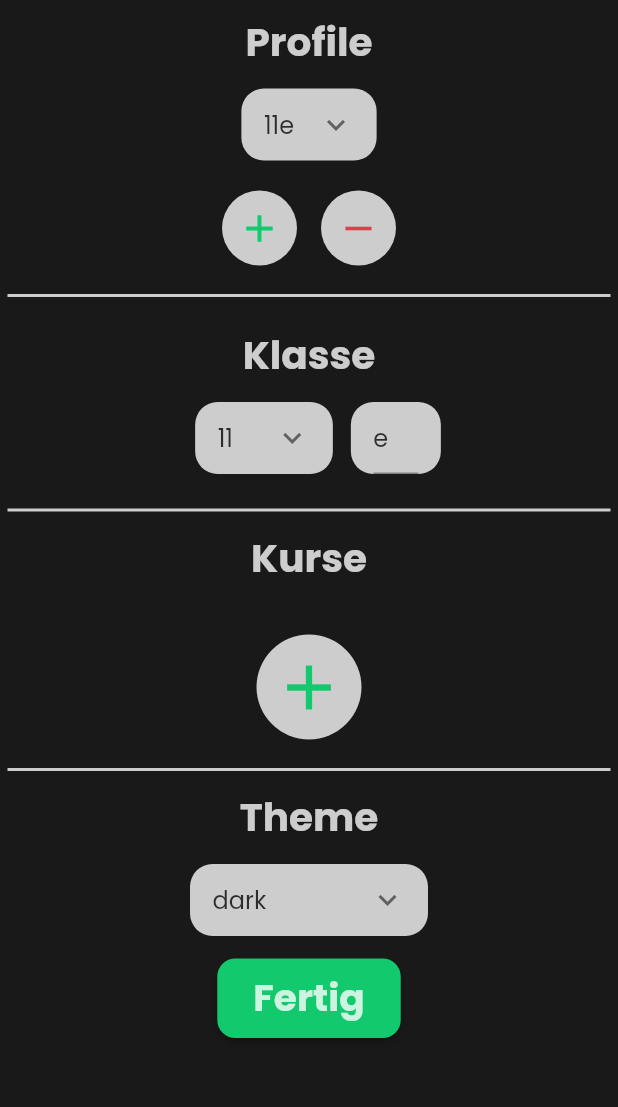
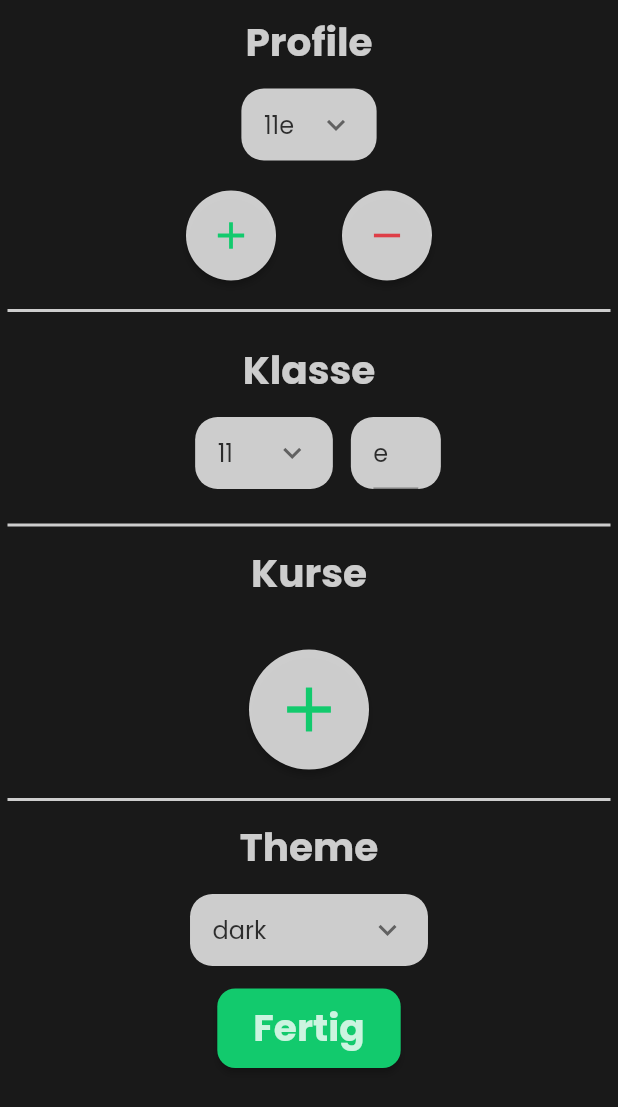
Before and after one commit to RedstoneMedia/HAG-Timetable-App, a Flutter app: the screen it shows after launch, on a phone screen of 412 x 824 dp. Shown: the top 1107 px of the screen. Run offline on Flutter 3.47's test engine with Material 2 defaults, Android fonts, the phone set to English and light mode, and no system bars; our stand-ins replace connectivity, google_fonts, package_info, pull_to_refresh, shared_preferences, tuple and 1 more.

Commit message:
Fixed some visual glitches

```diff
--- a/lib/pages/setup_page.dart
+++ b/lib/pages/setup_page.dart
@@ -208,16 +208,13 @@ class _SetupPageState extends State<SetupPage> {
                   children: [
                     Padding(
                       padding: const EdgeInsets.all(8.0),
-                      child: Container(
-                        decoration: BoxDecoration(
-                            color: sharedState.theme.textColor,
-                            borderRadius: BorderRadius.circular(100)),
-                        child: InkWell(
-                          onTap: () {
+                      child: MaterialButton(
+                        onPressed: () {
                           addProfile();
                         },
-                          child: Padding(
-                            padding: EdgeInsets.all(10.0),
+                        color: sharedState.theme.textColor,
+                        padding: EdgeInsets.all(15.0),
+                        shape: CircleBorder(),
                         child: Icon(
                           Icons.add,
                           color: sharedState.theme.subjectColor,
@@ -225,26 +222,19 @@ class _SetupPageState extends State<SetupPage> {
                         ),
                       ),
                     ),
-                      ),
-                    ),
                     Padding(
                       padding: const EdgeInsets.all(8.0),
-                      child: Container(
-                        decoration: BoxDecoration(
-                            color: sharedState.theme.textColor,
-                            borderRadius: BorderRadius.circular(100)),
-                        child: InkWell(
-                          onTap: () {
+                      child: MaterialButton(
+                        onPressed: () {
                           removeProfile();
                         },
-                          child: Padding(
-                            padding: EdgeInsets.all(10.0),
+                        color: sharedState.theme.textColor,
+                        padding: EdgeInsets.all(15.0),
+                        shape: CircleBorder(),
                         child: Icon(
                           Icons.remove,
                           color: sharedState.theme.subjectSubstitutionColor,
                           size: 30,
-                            ),
-                          ),
                         ),
                       ),
                     )
@@ -366,24 +356,19 @@ class _SetupPageState extends State<SetupPage> {
                 ),
                 Padding(
                   padding: const EdgeInsets.all(8.0),
-                  child: Container(
-                    decoration: BoxDecoration(
-                        color: sharedState.theme.textColor,
-                        borderRadius: BorderRadius.circular(100)),
-                    child: InkWell(
-                      onTap: () {
+                  child: MaterialButton(
+                    onPressed: () {
                       setState(() {
                         courses.add("");
                       });
                     },
-                      child: Padding(
-                        padding: EdgeInsets.all(10.0),
+                    color: sharedState.theme.textColor,
+                    padding: EdgeInsets.all(15.0),
+                    shape: CircleBorder(),
                     child: Icon(
                       Icons.add,
                       color: sharedState.theme.subjectColor,
                       size: 50,
-                        ),
-                      ),
                     ),
                   ),
                 ),
```
Lines whose indentation alone changed are shown as unchanged.
